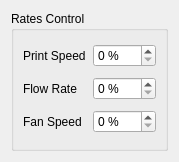
The window that src/widgets/ratescontrolwidget.ui (KDE/atelier) describes before a commit, drawn with Qt 5.
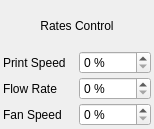
The same window after the commit.

Commit message:
Adjust Layouts
- BedExtruderWidget
- RatesControlWidget
- PushGCodeWidget

Diff of the .ui file:
```diff
--- a/src/widgets/ratescontrolwidget.ui
+++ b/src/widgets/ratescontrolwidget.ui
@@ -6,45 +6,71 @@
    <rect>
     <x>0</x>
     <y>0</y>
-    <width>179</width>
-    <height>162</height>
+    <width>154</width>
+    <height>129</height>
    </rect>
   </property>
   <property name="windowTitle">
    <string>Form</string>
   </property>
-  <layout class="QVBoxLayout" name="verticalLayout">
-   <item>
-    <widget class="QGroupBox" name="groupBox">
-     <property name="title">
-      <string>Rates Control</string>
-     </property>
      <layout class="QGridLayout" name="gridLayout">
-      <item row="1" column="1">
-       <widget class="QDoubleSpinBox" name="flowRateSB">
-        <property name="suffix">
-         <string> %</string>
-        </property>
-        <property name="decimals">
-         <number>0</number>
-        </property>
-       </widget>
-      </item>
-      <item row="0" column="0">
+   <property name="leftMargin">
+    <number>3</number>
+   </property>
+   <property name="topMargin">
+    <number>3</number>
+   </property>
+   <property name="rightMargin">
+    <number>3</number>
+   </property>
+   <property name="bottomMargin">
+    <number>3</number>
+   </property>
+   <property name="spacing">
+    <number>3</number>
+   </property>
+   <item row="1" column="0">
        <widget class="QLabel" name="label_4">
         <property name="text">
          <string>Print Speed</string>
         </property>
        </widget>
       </item>
+   <item row="1" column="1">
+    <widget class="QDoubleSpinBox" name="printSpeedSB">
+     <property name="suffix">
+      <string> %</string>
+     </property>
+     <property name="decimals">
+      <number>0</number>
+     </property>
+    </widget>
+   </item>
       <item row="2" column="0">
        <widget class="QLabel" name="label_2">
         <property name="text">
-         <string>Fan Speed</string>
+      <string>Flow Rate</string>
         </property>
        </widget>
       </item>
       <item row="2" column="1">
+    <widget class="QDoubleSpinBox" name="flowRateSB">
+     <property name="suffix">
+      <string> %</string>
+     </property>
+     <property name="decimals">
+      <number>0</number>
+     </property>
+    </widget>
+   </item>
+   <item row="3" column="0">
+    <widget class="QLabel" name="label_3">
+     <property name="text">
+      <string>Fan Speed</string>
+     </property>
+    </widget>
+   </item>
+   <item row="3" column="1">
        <widget class="QDoubleSpinBox" name="fanSpeedSB">
         <property name="suffix">
          <string> %</string>
@@ -54,24 +80,14 @@
         </property>
        </widget>
       </item>
-      <item row="0" column="1">
-       <widget class="QDoubleSpinBox" name="printSpeedSB">
-        <property name="suffix">
-         <string> %</string>
-        </property>
-        <property name="decimals">
-         <number>0</number>
-        </property>
-       </widget>
-      </item>
-      <item row="1" column="0">
+   <item row="0" column="0" colspan="2">
        <widget class="QLabel" name="label">
         <property name="text">
-         <string>Flow Rate</string>
-        </property>
-       </widget>
-      </item>
-     </layout>
+      <string>Rates Control</string>
+     </property>
+     <property name="alignment">
+      <set>Qt::AlignCenter</set>
+     </property>
     </widget>
    </item>
   </layout>
```
Lines whose indentation alone changed are shown as unchanged. The commit also changes 2 other files.
